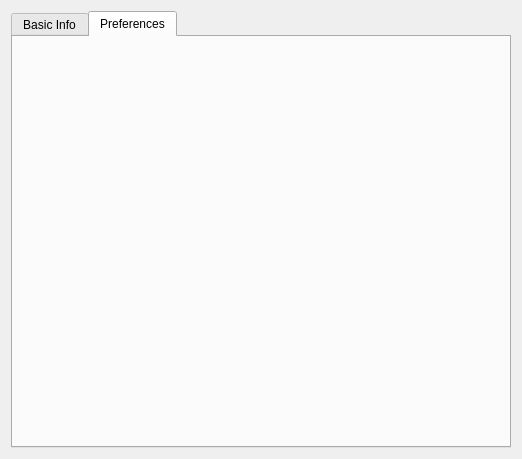
Qt form interface/clientdetaildialog.ui (ArclightEntertainment/arclight-placeholder) before a commit.
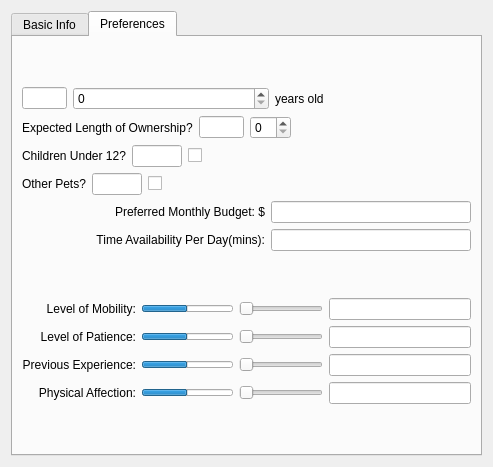
The same form after that commit.

Commit message: Preferences UI in, working on populate. Next is Questionnaire

```diff
--- a/interface/clientdetaildialog.ui
+++ b/interface/clientdetaildialog.ui
@@ -6,8 +6,8 @@
    <rect>
     <x>0</x>
     <y>0</y>
-    <width>522</width>
-    <height>459</height>
+    <width>493</width>
+    <height>467</height>
    </rect>
   </property>
   <property name="windowTitle">
@@ -366,6 +366,548 @@
       <attribute name="title">
        <string>Preferences</string>
       </attribute>
+      <layout class="QVBoxLayout" name="verticalLayout_3">
+       <item>
+        <spacer name="verticalSpacer_8">
+         <property name="orientation">
+          <enum>Qt::Vertical</enum>
+         </property>
+         <property name="sizeHint" stdset="0">
+          <size>
+           <width>20</width>
+           <height>40</height>
+          </size>
+         </property>
+        </spacer>
+       </item>
+       <item>
+        <layout class="QVBoxLayout" name="verticalLayout_2">
+         <item>
+          <layout class="QHBoxLayout" name="sexAgeLayout">
+           <item>
+            <widget class="QLineEdit" name="ageLineEdit">
+             <property name="maximumSize">
+              <size>
+               <width>45</width>
+               <height>16777215</height>
+              </size>
+             </property>
+             <property name="alignment">
+              <set>Qt::AlignRight|Qt::AlignTrailing|Qt::AlignVCenter</set>
+             </property>
+            </widget>
+           </item>
+           <item>
+            <widget class="QSpinBox" name="ageSpinBox">
+             <property name="maximumSize">
+              <size>
+               <width>16777215</width>
+               <height>16777215</height>
+              </size>
+             </property>
+            </widget>
+           </item>
+           <item>
+            <widget class="QLabel" name="ageText">
+             <property name="text">
+              <string>years old</string>
+             </property>
+            </widget>
+           </item>
+          </layout>
+         </item>
+         <item>
+          <layout class="QHBoxLayout" name="maxAgeLayout">
+           <item>
+            <widget class="QLabel" name="maxAgeLabel">
+             <property name="text">
+              <string>Expected Length of Ownership?</string>
+             </property>
+            </widget>
+           </item>
+           <item>
+            <widget class="QLineEdit" name="maxAgeLineEdit">
+             <property name="sizePolicy">
+              <sizepolicy hsizetype="Expanding" vsizetype="Fixed">
+               <horstretch>0</horstretch>
+               <verstretch>0</verstretch>
+              </sizepolicy>
+             </property>
+             <property name="maximumSize">
+              <size>
+               <width>45</width>
+               <height>16777215</height>
+              </size>
+             </property>
+            </widget>
+           </item>
+           <item>
+            <widget class="QSpinBox" name="maxAgeSpinBox">
+             <property name="maximumSize">
+              <size>
+               <width>16777215</width>
+               <height>16777215</height>
+              </size>
+             </property>
+            </widget>
+           </item>
+           <item>
+            <spacer name="horizontalSpacer_6">
+             <property name="orientation">
+              <enum>Qt::Horizontal</enum>
+             </property>
+             <property name="sizeType">
+              <enum>QSizePolicy::Expanding</enum>
+             </property>
+             <property name="sizeHint" stdset="0">
+              <size>
+               <width>40</width>
+               <height>20</height>
+              </size>
+             </property>
+            </spacer>
+           </item>
+          </layout>
+         </item>
+         <item>
+          <layout class="QHBoxLayout" name="immunizedLayout">
+           <item>
+            <widget class="QLabel" name="immunizedLabel">
+             <property name="layoutDirection">
+              <enum>Qt::RightToLeft</enum>
+             </property>
+             <property name="text">
+              <string>Children Under 12?</string>
+             </property>
+             <property name="alignment">
+              <set>Qt::AlignLeading|Qt::AlignLeft|Qt::AlignVCenter</set>
+             </property>
+            </widget>
+           </item>
+           <item>
+            <widget class="QLineEdit" name="immunizedLineEdit">
+             <property name="sizePolicy">
+              <sizepolicy hsizetype="Fixed" vsizetype="Fixed">
+               <horstretch>0</horstretch>
+               <verstretch>0</verstretch>
+              </sizepolicy>
+             </property>
+             <property name="maximumSize">
+              <size>
+               <width>50</width>
+               <height>16777215</height>
+              </size>
+             </property>
+            </widget>
+           </item>
+           <item>
+            <widget class="QCheckBox" name="immunizedCheckBox">
+             <property name="maximumSize">
+              <size>
+               <width>16777215</width>
+               <height>16777215</height>
+              </size>
+             </property>
+             <property name="text">
+              <string/>
+             </property>
+            </widget>
+           </item>
+           <item>
+            <spacer name="horizontalSpacer_7">
+             <property name="orientation">
+              <enum>Qt::Horizontal</enum>
+             </property>
+             <property name="sizeHint" stdset="0">
+              <size>
+               <width>40</width>
+               <height>20</height>
+              </size>
+             </property>
+            </spacer>
+           </item>
+          </layout>
+         </item>
+         <item>
+          <layout class="QHBoxLayout" name="immunizedLayout_2">
+           <item>
+            <widget class="QLabel" name="immunizedLabel_2">
+             <property name="layoutDirection">
+              <enum>Qt::RightToLeft</enum>
+             </property>
+             <property name="text">
+              <string>Other Pets?</string>
+             </property>
+             <property name="alignment">
+              <set>Qt::AlignLeading|Qt::AlignLeft|Qt::AlignVCenter</set>
+             </property>
+            </widget>
+           </item>
+           <item>
+            <widget class="QLineEdit" name="immunizedLineEdit_2">
+             <property name="sizePolicy">
+              <sizepolicy hsizetype="Fixed" vsizetype="Fixed">
+               <horstretch>0</horstretch>
+               <verstretch>0</verstretch>
+              </sizepolicy>
+             </property>
+             <property name="maximumSize">
+              <size>
+               <width>50</width>
+               <height>16777215</height>
+              </size>
+             </property>
+            </widget>
+           </item>
+           <item>
+            <widget class="QCheckBox" name="immunizedCheckBox_2">
+             <property name="maximumSize">
+              <size>
+               <width>16777215</width>
+               <height>16777215</height>
+              </size>
+             </property>
+             <property name="text">
+              <string/>
+             </property>
+            </widget>
+           </item>
+           <item>
+            <spacer name="horizontalSpacer_8">
+             <property name="orientation">
+              <enum>Qt::Horizontal</enum>
+             </property>
+             <property name="sizeHint" stdset="0">
+              <size>
+               <width>40</width>
+               <height>20</height>
+              </size>
+             </property>
+            </spacer>
+           </item>
+          </layout>
+         </item>
+         <item>
+          <layout class="QHBoxLayout" name="careLevelLayout_2">
+           <item>
+            <widget class="QLabel" name="expenditureLabel">
+             <property name="text">
+              <string>Preferred Monthly Budget: $</string>
+             </property>
+             <property name="alignment">
+              <set>Qt::AlignRight|Qt::AlignTrailing|Qt::AlignVCenter</set>
+             </property>
+            </widget>
+           </item>
+           <item>
+            <widget class="QLineEdit" name="expenditureLineEdit">
+             <property name="sizePolicy">
+              <sizepolicy hsizetype="Expanding" vsizetype="Expanding">
+               <horstretch>0</horstretch>
+               <verstretch>0</verstretch>
+              </sizepolicy>
+             </property>
+             <property name="maximumSize">
+              <size>
+               <width>200</width>
+               <height>16777215</height>
+              </size>
+             </property>
+            </widget>
+           </item>
+          </layout>
+         </item>
+         <item>
+          <layout class="QHBoxLayout" name="careLevelLayout_3">
+           <item>
+            <widget class="QLabel" name="expenditureLabel_2">
+             <property name="text">
+              <string>Time Availability Per Day(mins):</string>
+             </property>
+             <property name="alignment">
+              <set>Qt::AlignRight|Qt::AlignTrailing|Qt::AlignVCenter</set>
+             </property>
+            </widget>
+           </item>
+           <item>
+            <widget class="QLineEdit" name="expenditureLineEdit_2">
+             <property name="sizePolicy">
+              <sizepolicy hsizetype="Expanding" vsizetype="Expanding">
+               <horstretch>0</horstretch>
+               <verstretch>0</verstretch>
+              </sizepolicy>
+             </property>
+             <property name="maximumSize">
+              <size>
+               <width>200</width>
+               <height>16777215</height>
+              </size>
+             </property>
+            </widget>
+           </item>
+          </layout>
+         </item>
+        </layout>
+       </item>
+       <item>
+        <spacer name="verticalSpacer_2">
+         <property name="orientation">
+          <enum>Qt::Vertical</enum>
+         </property>
+         <property name="sizeHint" stdset="0">
+          <size>
+           <width>20</width>
+           <height>40</height>
+          </size>
+         </property>
+        </spacer>
+       </item>
+       <item>
+        <layout class="QGridLayout" name="sliderLayout">
+         <item row="2" column="0">
+          <widget class="QLabel" name="experienceLabel">
+           <property name="text">
+            <string>Previous Experience:</string>
+           </property>
+           <property name="alignment">
+            <set>Qt::AlignRight|Qt::AlignTrailing|Qt::AlignVCenter</set>
+           </property>
+          </widget>
+         </item>
+         <item row="3" column="2">
+          <widget class="QLineEdit" name="affectionLineEdit">
+           <property name="maximumSize">
+            <size>
+             <width>16777215</width>
+             <height>16777215</height>
+            </size>
+           </property>
+          </widget>
+         </item>
+         <item row="1" column="2">
+          <widget class="QLineEdit" name="patienceLineEdit"/>
+         </item>
+         <item row="2" column="2">
+          <widget class="QLineEdit" name="experienceLineEdit">
+           <property name="sizePolicy">
+            <sizepolicy hsizetype="Expanding" vsizetype="Fixed">
+             <horstretch>0</horstretch>
+             <verstretch>0</verstretch>
+            </sizepolicy>
+           </property>
+           <property name="maximumSize">
+            <size>
+             <width>16777215</width>
+             <height>16777215</height>
+            </size>
+           </property>
+          </widget>
+         </item>
+         <item row="3" column="0">
+          <widget class="QLabel" name="affectionLabel">
+           <property name="text">
+            <string>Physical Affection:</string>
+           </property>
+           <property name="alignment">
+            <set>Qt::AlignRight|Qt::AlignTrailing|Qt::AlignVCenter</set>
+           </property>
+          </widget>
+         </item>
+         <item row="0" column="2">
+          <widget class="QLineEdit" name="mobilityLineEdit"/>
+         </item>
+         <item row="1" column="0">
+          <widget class="QLabel" name="patienceLabel">
+           <property name="text">
+            <string>Level of Patience:</string>
+           </property>
+           <property name="alignment">
+            <set>Qt::AlignRight|Qt::AlignTrailing|Qt::AlignVCenter</set>
+           </property>
+          </widget>
+         </item>
+         <item row="0" column="0">
+          <widget class="QLabel" name="mobilityLabel">
+           <property name="text">
+            <string>Level of Mobility:</string>
+           </property>
+           <property name="alignment">
+            <set>Qt::AlignRight|Qt::AlignTrailing|Qt::AlignVCenter</set>
+           </property>
+          </widget>
+         </item>
+         <item row="0" column="1">
+          <layout class="QGridLayout" name="mobilityLayout">
+           <item row="0" column="0">
+            <widget class="QProgressBar" name="mobilityBar">
+             <property name="maximumSize">
+              <size>
+               <width>16777215</width>
+               <height>7</height>
+              </size>
+             </property>
+             <property name="maximum">
+              <number>2</number>
+             </property>
+             <property name="value">
+              <number>1</number>
+             </property>
+             <property name="textVisible">
+              <bool>false</bool>
+             </property>
+            </widget>
+           </item>
+           <item row="0" column="1">
+            <widget class="QSlider" name="mobilitySlider">
+             <property name="maximumSize">
+              <size>
+               <width>16777215</width>
+               <height>16777215</height>
+              </size>
+             </property>
+             <property name="maximum">
+              <number>2</number>
+             </property>
+             <property name="orientation">
+              <enum>Qt::Horizontal</enum>
+             </property>
+            </widget>
+           </item>
+          </layout>
+         </item>
+         <item row="1" column="1">
+          <layout class="QGridLayout" name="patienceLayout">
+           <item row="0" column="0">
+            <widget class="QProgressBar" name="patienceBar">
+             <property name="maximumSize">
+              <size>
+               <width>16777215</width>
+               <height>7</height>
+              </size>
+             </property>
+             <property name="maximum">
+              <number>2</number>
+             </property>
+             <property name="value">
+              <number>1</number>
+             </property>
+             <property name="textVisible">
+              <bool>false</bool>
+             </property>
+            </widget>
+           </item>
+           <item row="0" column="1">
+            <widget class="QSlider" name="patienceSlider">
+             <property name="maximumSize">
+              <size>
+               <width>16777215</width>
+               <height>16777215</height>
+              </size>
+             </property>
+             <property name="maximum">
+              <number>2</number>
+             </property>
+             <property name="orientation">
+              <enum>Qt::Horizontal</enum>
+             </property>
+            </widget>
+           </item>
+          </layout>
+         </item>
+         <item row="2" column="1">
+          <layout class="QGridLayout" name="experienceLayout">
+           <item row="0" column="0">
+            <widget class="QProgressBar" name="experienceBar">
+             <property name="maximumSize">
+              <size>
+               <width>16777215</width>
+               <height>7</height>
+              </size>
+             </property>
+             <property name="maximum">
+              <number>2</number>
+             </property>
+             <property name="value">
+              <number>1</number>
+             </property>
+             <property name="textVisible">
+              <bool>false</bool>
+             </property>
+            </widget>
+           </item>
+           <item row="0" column="1">
+            <widget class="QSlider" name="experienceSlider">
+             <property name="maximumSize">
+              <size>
+               <width>16777215</width>
+               <height>16777215</height>
+              </size>
+             </property>
+             <property name="maximum">
+              <number>2</number>
+             </property>
+             <property name="orientation">
+              <enum>Qt::Horizontal</enum>
+             </property>
+            </widget>
+           </item>
+          </layout>
+         </item>
+         <item row="3" column="1">
+          <layout class="QGridLayout" name="affectionLayout">
+           <item row="0" column="0">
+            <widget class="QProgressBar" name="affectionBar">
+             <property name="maximumSize">
+              <size>
+               <width>16777215</width>
+               <height>7</height>
+              </size>
+             </property>
+             <property name="maximum">
+              <number>2</number>
+             </property>
+             <property name="value">
+              <number>1</number>
+             </property>
+             <property name="textVisible">
+              <bool>false</bool>
+             </property>
+            </widget>
+           </item>
+           <item row="0" column="1">
+            <widget class="QSlider" name="affectionSlider">
+             <property name="maximumSize">
+              <size>
+               <width>16777215</width>
+               <height>16777215</height>
+              </size>
+             </property>
+             <property name="maximum">
+              <number>2</number>
+             </property>
+             <property name="orientation">
+              <enum>Qt::Horizontal</enum>
+             </property>
+            </widget>
+           </item>
+          </layout>
+         </item>
+        </layout>
+       </item>
+       <item>
+        <spacer name="verticalSpacer_7">
+         <property name="orientation">
+          <enum>Qt::Vertical</enum>
+         </property>
+         <property name="sizeHint" stdset="0">
+          <size>
+           <width>20</width>
+           <height>40</height>
+          </size>
+         </property>
+        </spacer>
+       </item>
+      </layout>
      </widget>
     </widget>
    </item>
```
The commit also changes 2 other files.
